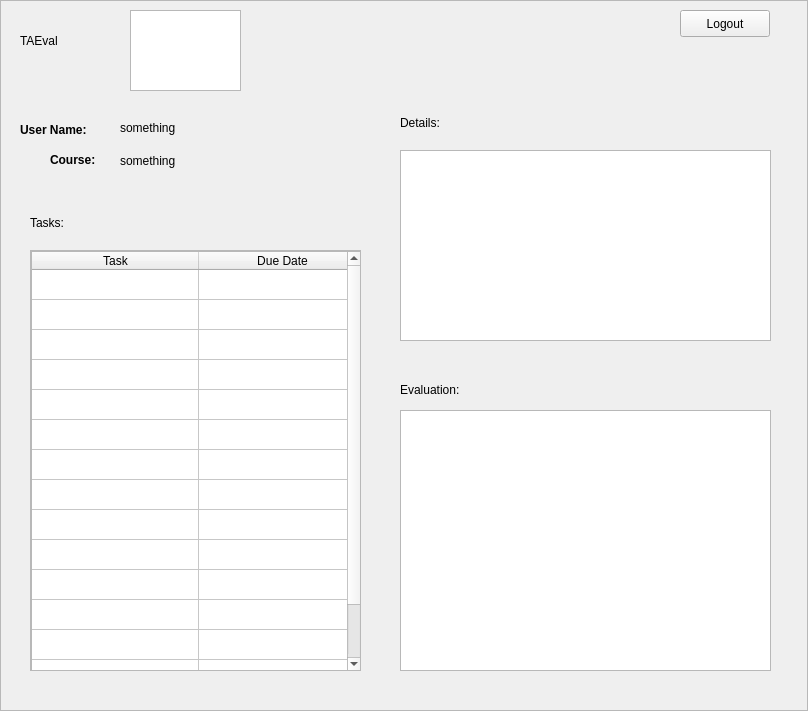
Old version of the form ClientNetworking/tamainscreen.ui in the repository kareem1234/COMP3004.
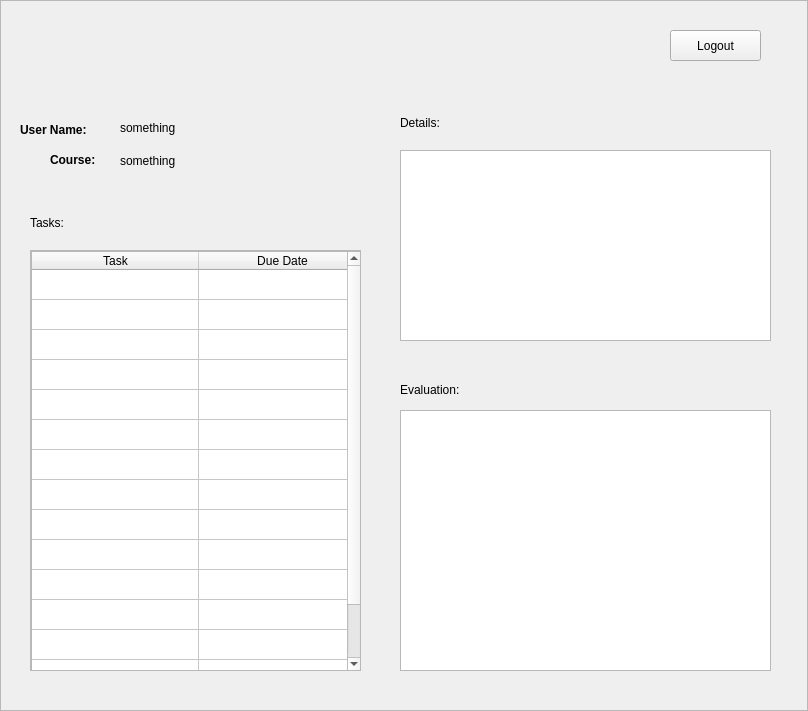
New version of the form. Icons and pictures are not drawn.

Commit message: new logo /bin/bash: q: command not found /bin/bash: wq: command not found

The edit to the form file:
```diff
--- a/ClientNetworking/tamainscreen.ui
+++ b/ClientNetworking/tamainscreen.ui
@@ -259,10 +259,10 @@
   <widget class="QPushButton" name="pushButton">
    <property name="geometry">
     <rect>
-     <x>680</x>
-     <y>10</y>
-     <width>90</width>
-     <height>27</height>
+     <x>670</x>
+     <y>30</y>
+     <width>91</width>
+     <height>31</height>
     </rect>
    </property>
    <property name="text">
@@ -274,22 +274,15 @@
     <rect>
      <x>20</x>
      <y>10</y>
-     <width>91</width>
+     <width>171</width>
      <height>61</height>
     </rect>
    </property>
    <property name="text">
-    <string>TAEval</string>
+    <string/>
    </property>
-  </widget>
-  <widget class="QGraphicsView" name="graphicsView">
-   <property name="geometry">
-    <rect>
-     <x>130</x>
-     <y>10</y>
-     <width>111</width>
-     <height>81</height>
-    </rect>
+   <property name="pixmap">
+    <pixmap>Logo.png</pixmap>
    </property>
   </widget>
  </widget>
```
Left out of the diff: 2 changed lines with no effect on the pictures. The commit also changes 2 other files.
